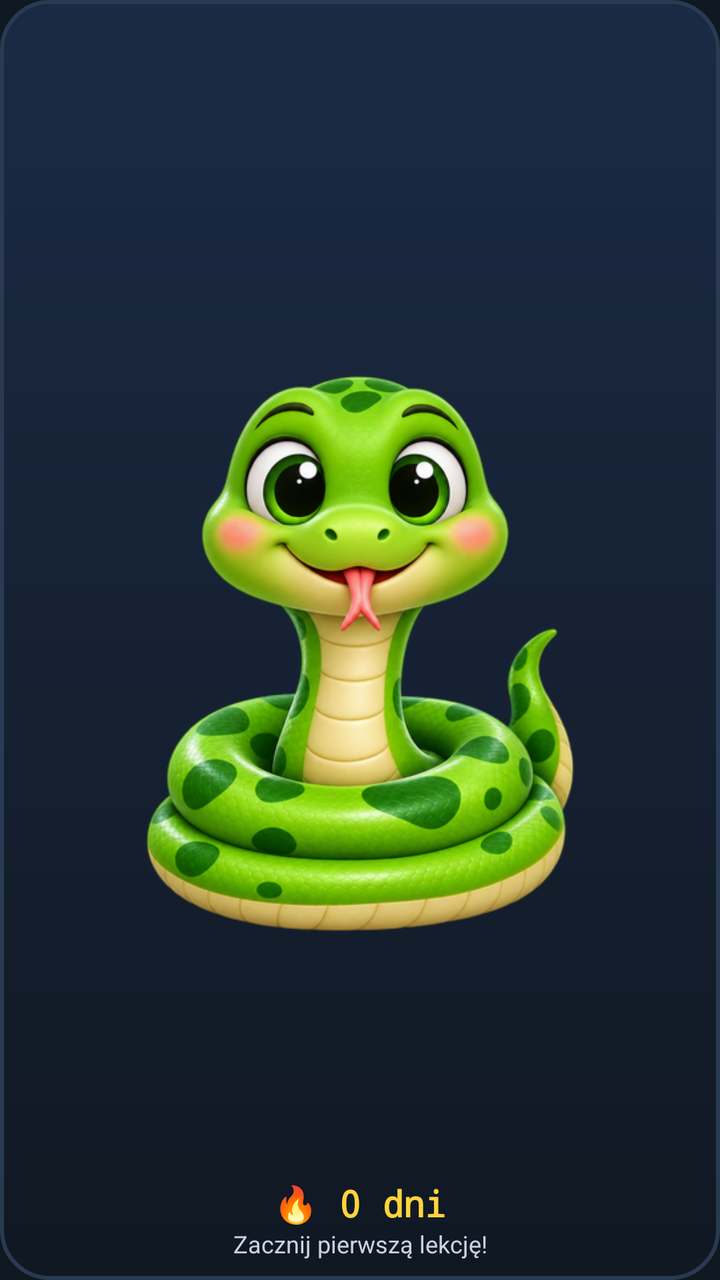
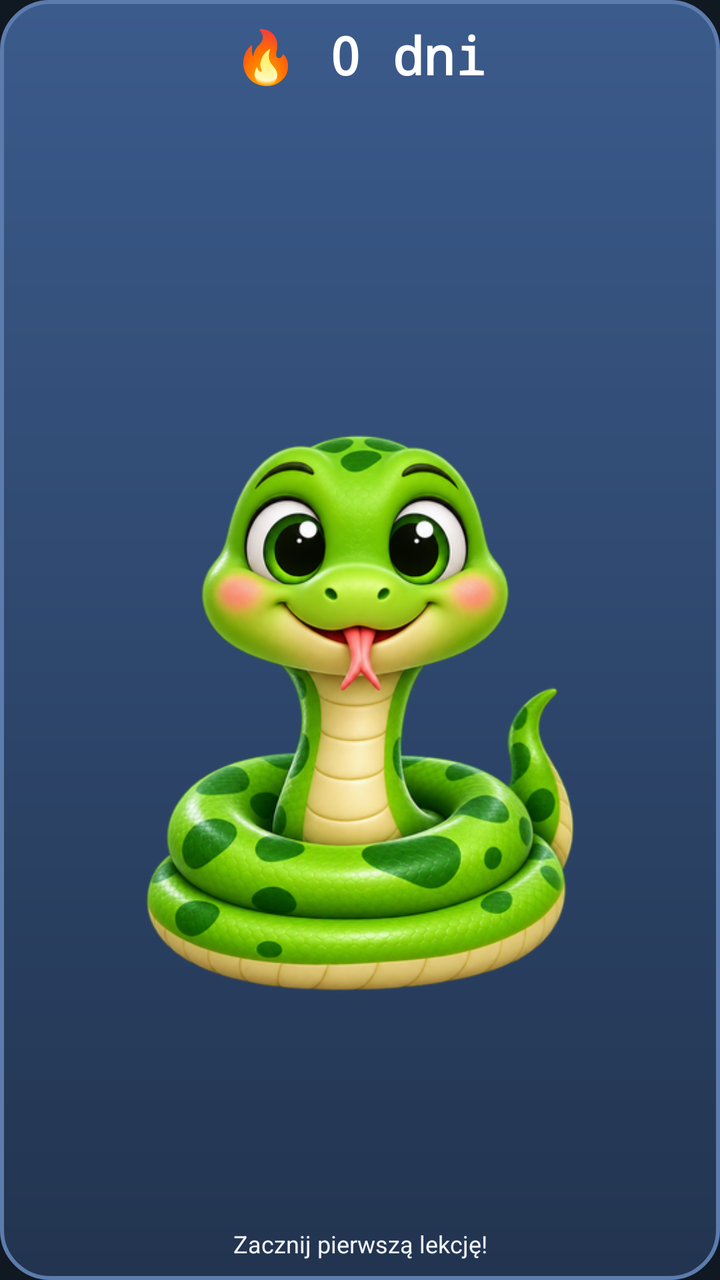

Compare the two renders of this Android layout. The source of the first and the diff that turns it into the second are given below.
<!-- AndroidManifest.xml: application theme Theme.MrPython -->
<!-- res/layout/widget_streak.xml -->
<?xml version="1.0" encoding="utf-8"?>
<LinearLayout xmlns:android="http://schemas.android.com/apk/res/android"
    android:id="@+id/widget_root"
    android:layout_width="match_parent"
    android:layout_height="match_parent"
    android:background="@drawable/widget_background"
    android:gravity="center_horizontal"
    android:orientation="vertical"
    android:padding="10dp">

    <ImageView
        android:id="@+id/widget_snake"
        android:layout_width="match_parent"
        android:layout_height="0dp"
        android:layout_weight="1"
        android:contentDescription="@string/app_name"
        android:scaleType="fitCenter"
        android:src="@drawable/snake_green" />

    <TextView
        android:id="@+id/widget_streak"
        android:layout_width="wrap_content"
        android:layout_height="wrap_content"
        android:fontFamily="monospace"
        android:maxLines="1"
        android:text="🔥 0 dni"
        android:textColor="#FFD43B"
        android:textSize="18sp"
        android:textStyle="bold" />

    <TextView
        android:id="@+id/widget_text"
        android:layout_width="match_parent"
        android:layout_height="wrap_content"
        android:ellipsize="end"
        android:gravity="center"
        android:maxLines="2"
        android:text="Zacznij pierwszą lekcję!"
        android:textColor="#C9D4E3"
        android:textSize="12sp" />
</LinearLayout>
<!-- resources referenced by this layout -->
<resources>
  <!-- drawable snake_green: png bitmap (drawable-nodpi, 196140 bytes) -->
  <!-- drawable widget_background (drawable) -->
  <?xml version="1.0" encoding="utf-8"?>
  <shape xmlns:android="http://schemas.android.com/apk/res/android" android:shape="rectangle">
      <gradient android:angle="270" android:startColor="#1B2A44" android:endColor="#101822" />
      <stroke android:width="2dp" android:color="#2A3A52" />
      <corners android:radius="24dp" />
  </shape>
  <string name="app_name">Mr. Python</string>
  <style name="Theme.MrPython" parent="android:Theme.Material.NoActionBar">
          <item name="android:windowBackground">@color/app_background</item>
      </style>
  <color name="app_background">#101822</color>
</resources>

<!-- the commit's change to res/layout/widget_streak.xml (unified diff, before → after) -->
@@ -3,10 +3,21 @@
     android:id="@+id/widget_root"
     android:layout_width="match_parent"
     android:layout_height="match_parent"
-    android:background="@drawable/widget_background"
+    android:background="@drawable/widget_bg_bored"
     android:gravity="center_horizontal"
     android:orientation="vertical"
     android:padding="10dp">
+
+    <TextView
+        android:id="@+id/widget_streak"
+        android:layout_width="wrap_content"
+        android:layout_height="wrap_content"
+        android:fontFamily="monospace"
+        android:maxLines="1"
+        android:text="🔥 0 dni"
+        android:textColor="#FFFFFF"
+        android:textSize="26sp"
+        android:textStyle="bold" />
 
     <ImageView
         android:id="@+id/widget_snake"
@@ -18,17 +29,6 @@
         android:src="@drawable/snake_green" />
 
     <TextView
-        android:id="@+id/widget_streak"
-        android:layout_width="wrap_content"
-        android:layout_height="wrap_content"
-        android:fontFamily="monospace"
-        android:maxLines="1"
-        android:text="🔥 0 dni"
-        android:textColor="#FFD43B"
-        android:textSize="18sp"
-        android:textStyle="bold" />
-
-    <TextView
         android:id="@+id/widget_text"
         android:layout_width="match_parent"
         android:layout_height="wrap_content"
@@ -36,6 +36,6 @@
         android:gravity="center"
         android:maxLines="2"
         android:text="Zacznij pierwszą lekcję!"
-        android:textColor="#C9D4E3"
+        android:textColor="#F2F5FA"
         android:textSize="12sp" />
 </LinearLayout>
<!-- resource entries referenced after the edit -->
@@ -1,11 +1,11 @@
 <!-- resources referenced by this layout -->
 <resources>
   <!-- drawable snake_green: png bitmap (drawable-nodpi, 196140 bytes) -->
-  <!-- drawable widget_background (drawable) -->
+  <!-- drawable widget_bg_bored (drawable) -->
   <?xml version="1.0" encoding="utf-8"?>
   <shape xmlns:android="http://schemas.android.com/apk/res/android" android:shape="rectangle">
-      <gradient android:angle="270" android:startColor="#1B2A44" android:endColor="#101822" />
-      <stroke android:width="2dp" android:color="#2A3A52" />
+      <gradient android:angle="270" android:startColor="#3B5B8C" android:endColor="#22344F" />
+      <stroke android:width="2dp" android:color="#5C7CAD" />
       <corners android:radius="24dp" />
   </shape>
   <string name="app_name">Mr. Python</string>
